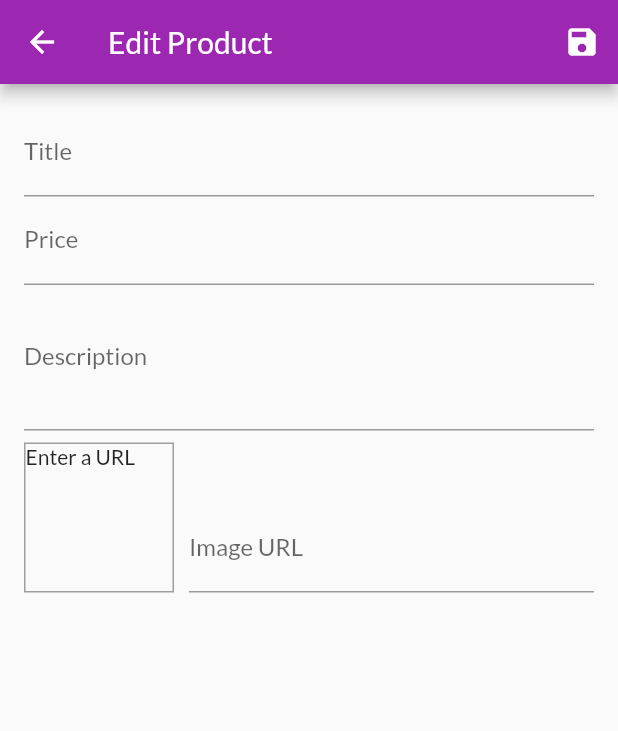
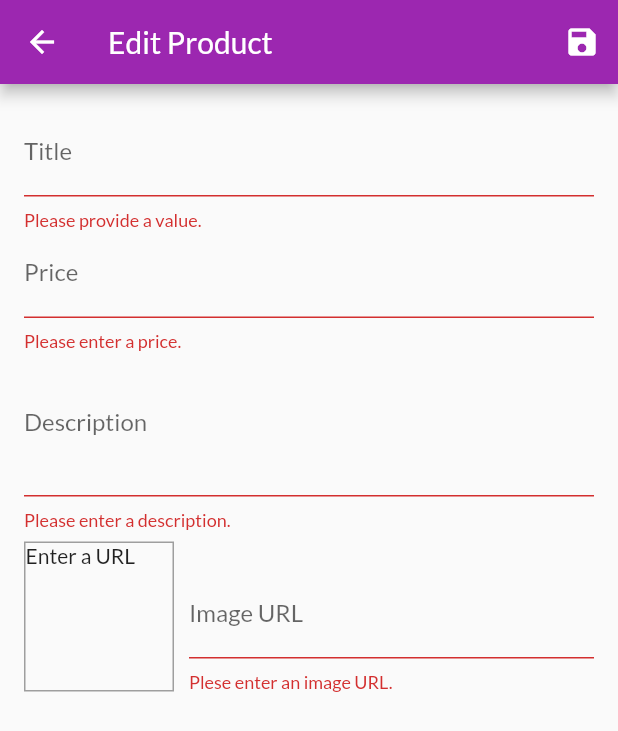
Before and after one commit to den4ik24/shop, a Flutter app: the EditProductScreen screen opened by its route, after a tap on the "save" icon, on a phone screen of 412 x 824 dp. Shown: the top 731 px of the screen. Run offline on Flutter 3.47's test engine with Material 2 defaults, Android fonts, the phone set to English and light mode, and no system bars; network calls fail.

Commit message:
user input END

```diff
--- a/lib/screens/edit_product_screen.dart
+++ b/lib/screens/edit_product_screen.dart
@@ -1,4 +1,7 @@
 import 'package:flutter/material.dart';
+import 'package:provider/provider.dart';
+
+import '../providers/products.dart';
 import '../providers/product.dart';
 
 class EditProductScreen extends StatefulWidget {
@@ -21,11 +24,39 @@ class _EditProductScreenState extends State<EditProductScreen> {
     description: "",
     imageUrl: "",
   );
+  var _initValues = {
+    "title": "",
+    "description": "",
+    "price": "",
+    "imageUrl": "",
+  };
+  var _isInit = true;
 
   @override
   void initState() {
     _imageUrlFocusNode.addListener(_updateImageUrl);
     super.initState();
+  }
+
+  @override
+  void didChangeDependencies() {
+    if (_isInit) {
+      final productId = ModalRoute.of(context)!.settings.arguments;
+      if (productId != null) {
+        _editedProduct = Provider.of<Products>(context, listen: false)
+            .findById(productId as String);
+        _initValues = {
+          "title": _editedProduct.title,
+          "description": _editedProduct.description,
+          "price": _editedProduct.price.toString(),
+          //"imageUrl": _editedProduct.imageUrl,
+          "imageUrl": "",
+        };
+        _imageUrlController.text = _editedProduct.imageUrl;
+      }
+    }
+    _isInit = false;
+    super.didChangeDependencies();
   }
 
   @override
@@ -40,16 +71,30 @@ class _EditProductScreenState extends State<EditProductScreen> {
 
   void _updateImageUrl() {
     if (!_imageUrlFocusNode.hasFocus) {
+      if ((!_imageUrlController.text.startsWith("http") &&
+              !_imageUrlController.text.startsWith("https")) ||
+          (!_imageUrlController.text.endsWith(".png") &&
+              !_imageUrlController.text.endsWith(".jpg") &&
+              !_imageUrlController.text.endsWith("jpeg"))) {
+        return;
+      }
       setState(() {});
     }
   }
 
   void _saveForm() {
+    final isValid = _form.currentState!.validate();
+    if (!isValid) {
+      return;
+    }
     _form.currentState!.save();
-    print(_editedProduct.title);
-    print(_editedProduct.description);
-    print(_editedProduct.price);
-    print(_editedProduct.imageUrl);
+    if (_editedProduct.id != "") {
+      Provider.of<Products>(context, listen: false)
+          .updateProduct(_editedProduct.id, _editedProduct);
+    } else {
+      Provider.of<Products>(context, listen: false).addProduct(_editedProduct);
+    }
+    Navigator.of(context).pop();
   }
 
   @override
@@ -71,10 +116,19 @@ class _EditProductScreenState extends State<EditProductScreen> {
           child: ListView(
             children: <Widget>[
               TextFormField(
-                decoration: InputDecoration(labelText: "Title"),
+                initialValue: _initValues["title"],
+                decoration: InputDecoration(
+                  labelText: "Title",
+                ),
                 textInputAction: TextInputAction.next,
                 onFieldSubmitted: (_) {
                   FocusScope.of(context).requestFocus(_priceFocusNode);
+                },
+                validator: (value) {
+                  if (value!.isEmpty) {
+                    return "Please provide a value.";
+                  }
+                  return null;
                 },
                 onSaved: (value) {
                   _editedProduct = Product(
@@ -82,11 +136,13 @@ class _EditProductScreenState extends State<EditProductScreen> {
                     description: _editedProduct.description,
                     price: _editedProduct.price,
                     imageUrl: _editedProduct.imageUrl,
-                    id: "",
+                    id: _editedProduct.id,
+                    isFavorite: _editedProduct.isFavorite,
                   );
                 },
               ),
               TextFormField(
+                initialValue: _initValues["price"],
                 decoration: InputDecoration(labelText: "Price"),
                 textInputAction: TextInputAction.next,
                 keyboardType: TextInputType.number,
@@ -94,28 +150,52 @@ class _EditProductScreenState extends State<EditProductScreen> {
                 onFieldSubmitted: (_) {
                   FocusScope.of(context).requestFocus(_descriptionFocusNode);
                 },
+                validator: (value) {
+                  if (value!.isEmpty) {
+                    return "Please enter a price.";
+                  }
+                  if (double.tryParse(value) == null) {
+                    return "Please enter a valid number.";
+                  }
+                  if (double.tryParse(value)! <= 0) {
+                    return "Please enter a number greater than zero.";
+                  }
+                  return null;
+                },
                 onSaved: (value) {
                   _editedProduct = Product(
                     title: _editedProduct.title,
                     description: _editedProduct.description,
                     price: double.parse(value!),
                     imageUrl: _editedProduct.imageUrl,
-                    id: "",
+                    id: _editedProduct.id,
+                    isFavorite: _editedProduct.isFavorite,
                   );
                 },
               ),
               TextFormField(
+                initialValue: _initValues["description"],
                 decoration: InputDecoration(labelText: "Description"),
                 maxLines: 3,
                 keyboardType: TextInputType.multiline,
                 focusNode: _descriptionFocusNode,
+                validator: (value) {
+                  if (value!.isEmpty) {
+                    return "Please enter a description.";
+                  }
+                  if (value.length < 10) {
+                    return "Please enter a 10 character long.";
+                  }
+                  return null;
+                },
                 onSaved: (value) {
                   _editedProduct = Product(
                     title: _editedProduct.title,
                     description: value!,
                     price: _editedProduct.price,
                     imageUrl: _editedProduct.imageUrl,
-                    id: "",
+                    id: _editedProduct.id,
+                    isFavorite: _editedProduct.isFavorite,
                   );
                 },
               ),
@@ -154,6 +234,21 @@ class _EditProductScreenState extends State<EditProductScreen> {
                       onFieldSubmitted: (_) {
                         _saveForm();
                       },
+                      validator: (value) {
+                        if (value!.isEmpty) {
+                          return "Plese enter an image URL.";
+                        }
+                        if (!value.startsWith("http") &&
+                            !value.startsWith("https")) {
+                          return "Please enter a valid URL.";
+                        }
+                        if (!value.endsWith(".png") &&
+                            !value.endsWith(".jpg") &&
+                            !value.endsWith("jpeg")) {
+                          return "Please enter a valid image URL.";
+                        }
+                        return null;
+                      },
                       onEditingComplete: () {
                         setState(() {});
                       },
@@ -163,7 +258,8 @@ class _EditProductScreenState extends State<EditProductScreen> {
                           description: _editedProduct.description,
                           price: _editedProduct.price,
                           imageUrl: value!,
-                    id: "",
+                          id: _editedProduct.id,
+                          isFavorite: _editedProduct.isFavorite,
                         );
                       },
                     ),
--- a/lib/screens/user_products_screen.dart
+++ b/lib/screens/user_products_screen.dart
@@ -33,6 +33,7 @@ class UserProductsScreen extends StatelessWidget {
               UserProducItem(
                 productsData.items[i].title,
                 productsData.items[i].imageUrl,
+                productsData.items[i].id,
               ),
               Divider(),
             ],
--- a/lib/widgets/product_item.dart
+++ b/lib/widgets/product_item.dart
@@ -52,6 +52,9 @@ class ProductItem extends StatelessWidget {
           title: Text(
             product.title,
             textAlign: TextAlign.center,
+            softWrap: true,
+            maxLines: 2,
+            style: TextStyle(fontSize: 13.0),
           ),
           trailing: IconButton(
             icon: Icon(Icons.shopping_cart),
```
Also changed, not shown: lib/providers/products.dart (+25 -2 lines), lib/widgets/user_product_item.dart (+12 -3 lines). Lines whose indentation alone changed are shown as unchanged.
